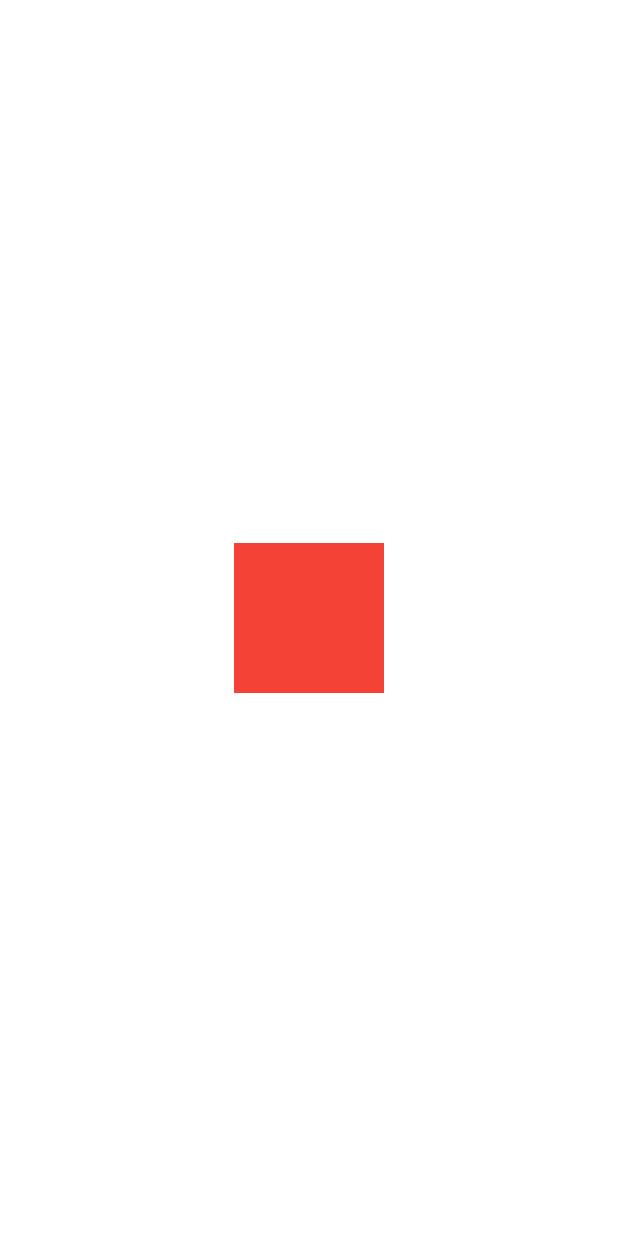
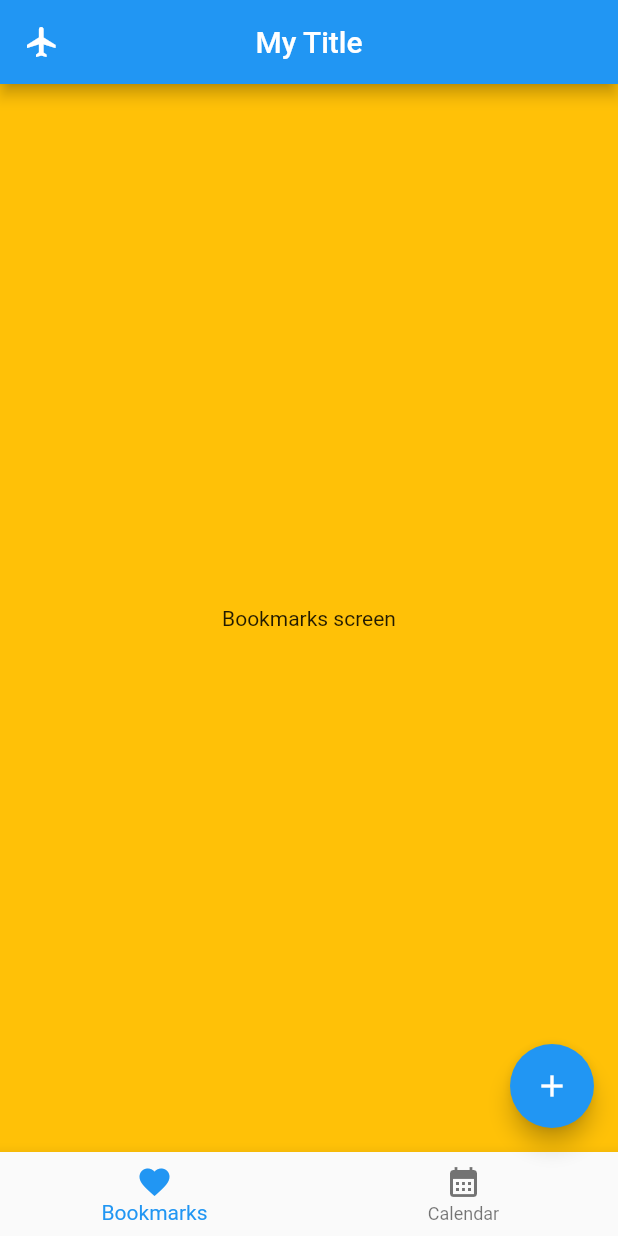
Before and after one commit to WendyAfrim/my-flutter-app, a Flutter app: the screen it shows after launch, on a phone screen of 412 x 824 dp. Run offline on Flutter 3.47's test engine with Material 2 defaults, Android fonts, the light colour scheme and no system bars.

Commit message:
Continue app with double screens handling via stateful widget

```diff
--- a/lib/home.dart
+++ b/lib/home.dart
@@ -1,9 +1,21 @@
 import 'package:flutter/material.dart';
 
-class Home extends StatelessWidget {
+class Home extends StatefulWidget {
   final String title;
 
   const Home({super.key, required this.title});
+
+  @override
+  State<Home> createState() => _HomeState();
+}
+
+class _HomeState extends State<Home> {
+  final List<Widget> _screens = [
+    const Bookmarks(),
+    const Calendar(),
+  ];
+
+  int _currentIndex = 0;
 
   @override
   Widget build(BuildContext context) {
@@ -12,25 +24,25 @@ class Home extends StatelessWidget {
         centerTitle: true,
         leading: const Icon(Icons.flight),
         title: Text(
-          title,
+          widget.title,
         ),
       ),
       backgroundColor: Colors.white,
-      body: Center(
-        child: Text(
-          'Hello',
-          style: Theme.of(context).textTheme.displayLarge,
-        ),
-      ),
+      body: _screens[_currentIndex],
       bottomNavigationBar: BottomNavigationBar(
+        onTap: (index) {
+          print('index: $index');
+          setState(() => _currentIndex = index);
+        },
+        currentIndex: _currentIndex,
         items: const [
           BottomNavigationBarItem(
             icon: Icon(Icons.favorite),
-            label: 'Favorites',
+            label: 'Bookmarks',
           ),
           BottomNavigationBarItem(
-            icon: Icon(Icons.calendar_today),
-            label: 'Today',
+            icon: Icon(Icons.calendar_month),
+            label: 'Calendar',
           ),
         ],
       ),
@@ -41,3 +53,31 @@ class Home extends StatelessWidget {
     );
   }
 }
+
+class Bookmarks extends StatelessWidget {
+  const Bookmarks({super.key});
+
+  @override
+  Widget build(BuildContext context) {
+    return Container(
+      color: Colors.amber,
+      child: const Center(
+        child: Text('Bookmarks screen'),
+      ),
+    );
+  }
+}
+
+class Calendar extends StatelessWidget {
+  const Calendar({super.key});
+
+  @override
+  Widget build(BuildContext context) {
+    return Container(
+      color: Colors.pink,
+      child: const Center(
+        child: Text('Calendar screen'),
+      ),
+    );
+  }
+}
--- a/lib/main.dart
+++ b/lib/main.dart
@@ -1,5 +1,5 @@
 import 'package:flutter/material.dart';
-import 'package:flutter_5iwj/square.dart';
+import 'package:flutter_5iwj/home.dart';
 
 void main() {
   runApp(const MyApp());
@@ -20,10 +20,9 @@ class MyApp extends StatelessWidget {
           ),
         ),
       ),
-      home: const Square(),
-      // home: const Home(
-      //   title: 'My Title',
-      // ),
+      home: const Home(
+        title: 'My Title',
+      ),
     );
   }
 }
```
